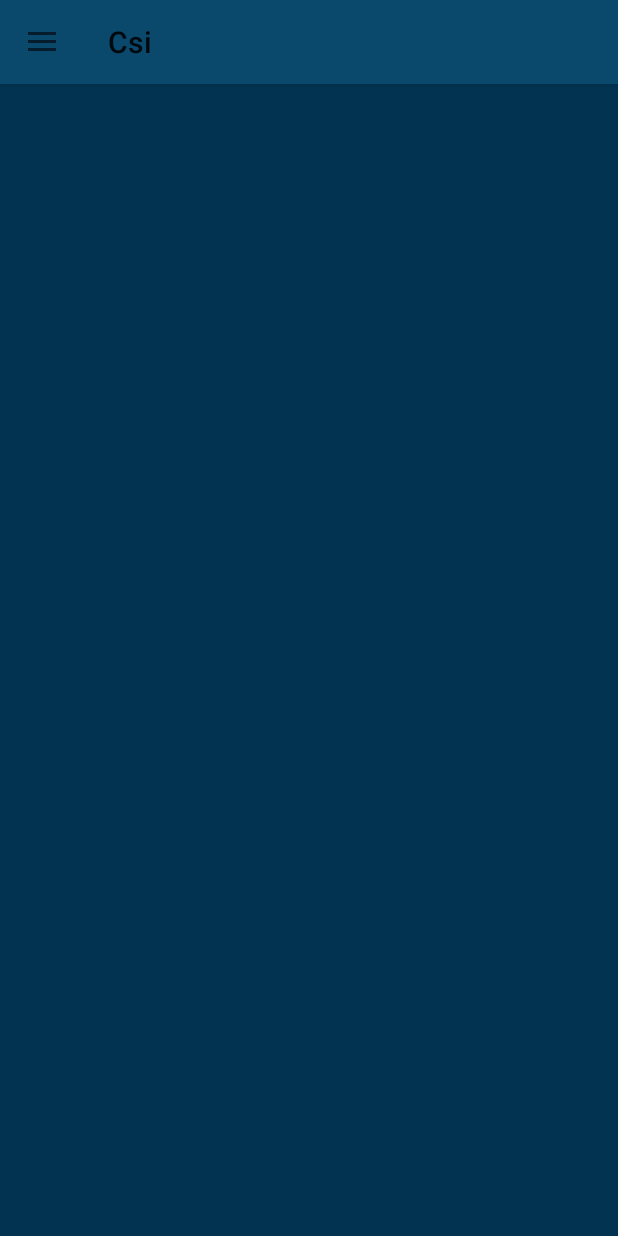
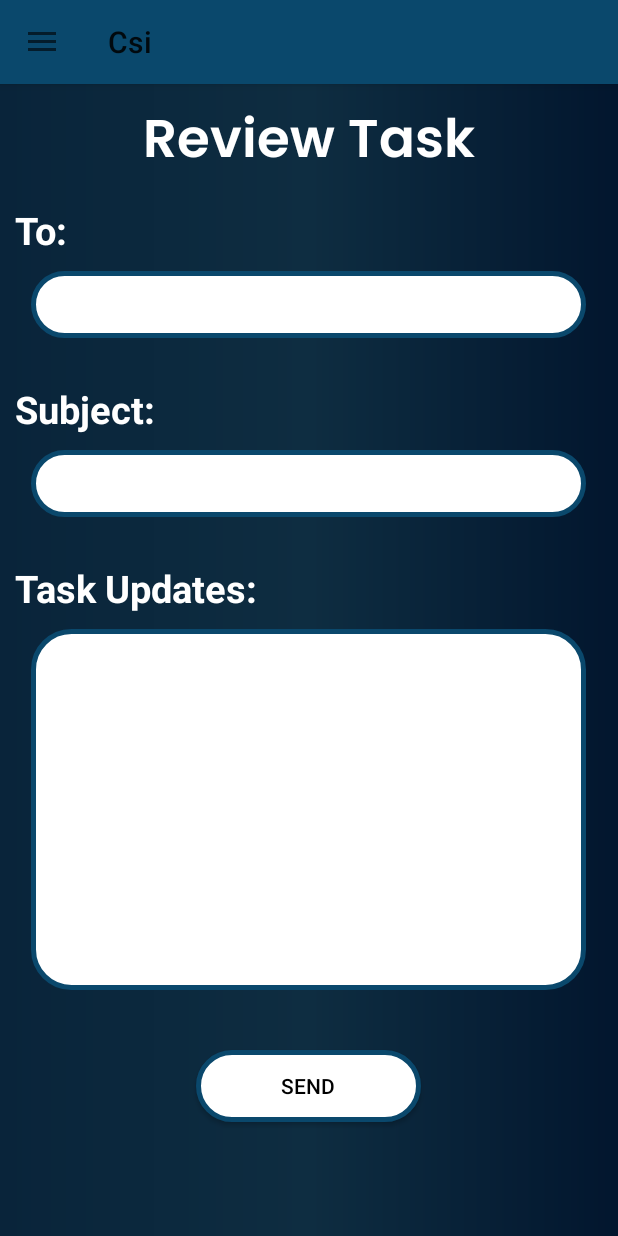
Before and after one commit to vdrzada24/CSI, an Android app: the After_login screen opened directly, with no data from a screen before it, in the side drawer, after a tap on "Review task", on a phone screen of 412 x 824 dp. Run offline under Robolectric (Android 15) with nearby library versions, the phone set to English and light mode, and no system bars; our stand-ins replace Firebase (no records; nobody signed in at launch, a user with empty details on screens opened directly); libraries missing offline, so code that uses them is left out: com.denzcoskun.imageslider; 8 statements that could not run were skipped.

Commit message:
Assign and Review Task

```diff
--- a/app/src/main/java/com/example/csi/After_login.java
+++ b/app/src/main/java/com/example/csi/After_login.java
@@ -61,10 +61,10 @@ public class After_login extends AppCompatActivity {
                     Toast.makeText(After_login.this, "Leads", Toast.LENGTH_SHORT).show();
                 }
                 else if(id==R.id.assign){
-                    Toast.makeText(After_login.this, "Assign Task", Toast.LENGTH_SHORT).show();
+                    loadfragment(new Assign_fragment());
                 }
                 else if(id==R.id.review){
-                    Toast.makeText(After_login.this, "Review Task", Toast.LENGTH_SHORT).show();
+                    loadfragment(new Review_fragment());
                 }
                 else if(id==R.id.calendar){
                     Toast.makeText(After_login.this, "Calendar", Toast.LENGTH_SHORT).show();
--- /dev/null
+++ b/app/src/main/java/com/example/csi/Review_fragment.java
@@ -0,0 +1,66 @@
+package com.example.csi;
+
+import android.annotation.SuppressLint;
+import android.content.Intent;
+import android.os.Bundle;
+
+import androidx.fragment.app.Fragment;
+
+import android.view.LayoutInflater;
+import android.view.View;
+import android.view.ViewGroup;
+import android.widget.Button;
+import android.widget.EditText;
+
+
+public class Review_fragment extends Fragment {
+    EditText e8,e9,e10;
+    Button b4;
+
+
+    public Review_fragment() {
+        // Required empty public constructor
+    }
+
+
+
+
+    @SuppressLint("MissingInflatedId")
+    @Override
+    public View onCreateView(LayoutInflater inflater, ViewGroup container,
+                             Bundle savedInstanceState) {
+        // Inflate the layout for this fragment
+        View v= inflater.inflate(R.layout.fragment_review_fragment, container, false);
+        e8=(EditText)v.findViewById(R.id.edittext8);
+        e9=(EditText)v.findViewById(R.id.edittext9);
+        e10=(EditText)v.findViewById(R.id.edittext10);
+        b4=(Button)v.findViewById(R.id.button4);
+
+        b4.setOnClickListener(new View.OnClickListener() {
+            @Override
+            public void onClick(View v) {
+                sendMail();
+            }
+        });
+
+
+        return v;
+    }
+    private void sendMail()
+    {
+        String recipientList= e8.getText().toString();
+        String[] recipients = recipientList.split(",");
+        String subject= e9.getText().toString();
+        String message= e10.getText().toString();
+        Intent intent=new Intent(Intent.ACTION_SEND);
+        intent.putExtra(Intent.EXTRA_EMAIL,recipients);
+        intent.putExtra(Intent.EXTRA_SUBJECT,subject);
+        intent.putExtra(Intent.EXTRA_TEXT,message);
+
+        intent.setType("message/rfc822");
+        startActivity(Intent.createChooser(intent, "Choose an email client"));
+
+
+
+    }
+}
--- /dev/null
+++ b/app/src/main/res/drawable/message.xml
@@ -0,0 +1,11 @@
+<?xml version="1.0" encoding="utf-8"?>
+<shape xmlns:android="http://schemas.android.com/apk/res/android">
+
+    <solid
+        android:color="@color/white"/>
+    <corners
+        android:radius="25dp"/>
+    <stroke
+        android:width="3.2dp"
+        android:color="#0A486C"/>
+</shape>
--- a/app/src/main/res/drawable/text.xml
+++ b/app/src/main/res/drawable/text.xml
@@ -3,6 +3,10 @@
       <solid
           android:color="@color/white"/>
       <corners
+
           android:radius="45dp"/>
+      <stroke
+            android:width="3.2dp"
+            android:color="#0A486C"/>
 
 </shape>
--- a/app/src/main/res/layout/fragment_about_fragment.xml
+++ b/app/src/main/res/layout/fragment_about_fragment.xml
@@ -3,10 +3,12 @@
     xmlns:tools="http://schemas.android.com/tools"
     android:layout_width="match_parent"
     android:layout_height="match_parent"
-    android:background="#023451"
+    android:background="@drawable/back"
     tools:context=".About_fragment">
 
     <!-- TODO: Update blank fragment layout -->
 
 
+
+
 </FrameLayout>
--- /dev/null
+++ b/app/src/main/res/layout/fragment_review_fragment.xml
@@ -0,0 +1,108 @@
+<?xml version="1.0" encoding="utf-8"?>
+<FrameLayout xmlns:android="http://schemas.android.com/apk/res/android"
+    xmlns:tools="http://schemas.android.com/tools"
+    android:layout_width="match_parent"
+    android:layout_height="match_parent"
+    android:background="@drawable/back"
+    tools:context=".Review_fragment">
+
+    <!-- TODO: Update blank fragment layout -->
+    <LinearLayout
+        android:layout_width="match_parent"
+        android:layout_height="match_parent"
+        android:orientation="vertical">
+
+        <TextView
+            android:layout_width="wrap_content"
+            android:layout_height="wrap_content"
+            android:textSize="35dp"
+            android:text="Review Task"
+            android:textColor="@color/white"
+            android:layout_marginTop="10dp"
+            android:layout_gravity="center_horizontal"
+            android:fontFamily="@font/poppinssemibold"/>
+
+        <TextView
+            android:layout_width="wrap_content"
+            android:layout_height="wrap_content"
+            android:layout_marginTop="10dp"
+            android:layout_marginLeft="10dp"
+            android:text="To: "
+            android:textStyle="bold"
+            android:textColor="@color/white"
+            android:textSize="25dp"/>
+
+        <EditText
+            android:layout_width="370dp"
+            android:layout_height="20pt"
+            android:layout_gravity="center_horizontal"
+            android:layout_marginLeft="10dp"
+            android:layout_marginRight="10dp"
+            android:layout_marginTop="10dp"
+            android:id="@+id/edittext8"
+            android:textColor="@color/black"
+            android:background="@drawable/text"
+            android:paddingLeft="10dp"/>
+
+        <TextView
+            android:layout_width="wrap_content"
+            android:layout_height="wrap_content"
+            android:layout_marginTop="30dp"
+            android:layout_marginLeft="10dp"
+            android:text="Subject: "
+            android:textStyle="bold"
+            android:textColor="@color/white"
+            android:textSize="25dp"/>
+
+        <EditText
+            android:layout_width="370dp"
+            android:layout_height="20pt"
+            android:layout_gravity="center_horizontal"
+            android:layout_marginLeft="10dp"
+            android:layout_marginRight="10dp"
+            android:layout_marginTop="10dp"
+            android:id="@+id/edittext9"
+            android:textColor="@color/black"
+            android:background="@drawable/text"
+            android:paddingLeft="10dp"/>
+
+        <TextView
+            android:layout_width="wrap_content"
+            android:layout_height="wrap_content"
+            android:layout_marginTop="30dp"
+            android:layout_marginLeft="10dp"
+            android:text="Task Updates: "
+            android:textStyle="bold"
+            android:textColor="@color/white"
+            android:textSize="25dp"/>
+        <EditText
+            android:layout_width="370dp"
+            android:layout_height="wrap_content"
+            android:lines="10"
+            android:gravity="start|top"
+            android:layout_gravity="center_horizontal"
+            android:layout_marginLeft="10dp"
+            android:layout_marginRight="10dp"
+            android:layout_marginTop="10dp"
+            android:id="@+id/edittext10"
+            android:textColor="@color/black"
+            android:background="@drawable/message"
+            android:padding="12dp"/>
+
+        <Button
+            android:layout_width="150dp"
+            android:layout_height="wrap_content"
+            android:id="@+id/button4"
+            android:background="@drawable/text"
+            android:text="Send"
+            android:textColor="@color/black"
+            android:layout_gravity="center_horizontal"
+            android:layout_marginTop="40dp"/>
+
+
+
+
+    </LinearLayout>
+
+
+</FrameLayout>
```
Also changed, not shown: app/src/main/java/com/example/csi/About_fragment.java (+15 -1 lines), app/src/main/java/com/example/csi/Assign_fragment.java (added, +65 -0 lines), app/src/main/res/layout/fragment_assign_fragment.xml (added, +107 -0 lines).
